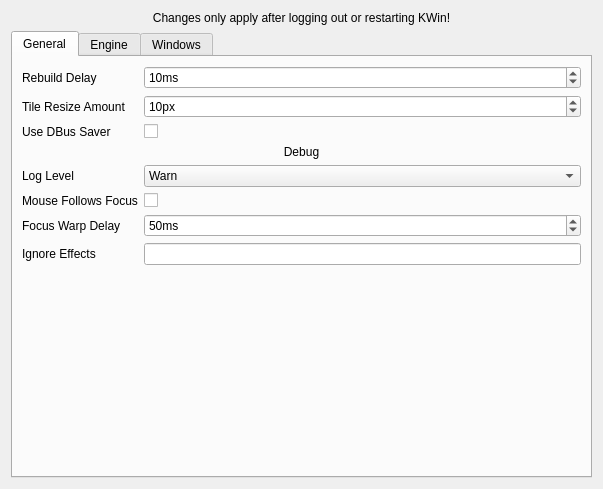
Qt form folonium/res/config.ui (Sreinumder/folonium) before a commit.
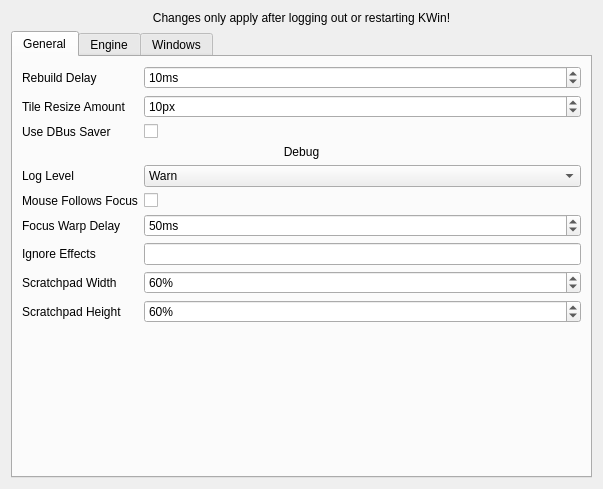
The same form after that commit.

Commit message: Add a stacklet-style scratchpad with overview integration

```diff
--- a/folonium/res/config.ui
+++ b/folonium/res/config.ui
@@ -26,7 +26,7 @@
          <string>General</string>
         </attribute>
         <layout class="QGridLayout" name="gridLayout_10">
-         <item row="9" column="2" colspan="2">
+         <item row="10" column="2" colspan="2">
           <spacer name="generalSpacer">
            <property name="orientation">
             <enum>Qt::Orientation::Vertical</enum>
@@ -166,6 +166,52 @@
            </property>
           </widget>
          </item>
+         <item row="8" column="2">
+          <widget class="QLabel" name="scratchpadWidthLabel">
+           <property name="text">
+            <string>Scratchpad Width</string>
+           </property>
+          </widget>
+         </item>
+         <item row="8" column="3">
+          <widget class="QSpinBox" name="kcfg_ScratchpadWidth">
+           <property name="suffix">
+            <string>%</string>
+           </property>
+           <property name="minimum">
+            <number>20</number>
+           </property>
+           <property name="maximum">
+            <number>100</number>
+           </property>
+           <property name="value">
+            <number>60</number>
+           </property>
+          </widget>
+         </item>
+         <item row="9" column="2">
+          <widget class="QLabel" name="scratchpadHeightLabel">
+           <property name="text">
+            <string>Scratchpad Height</string>
+           </property>
+          </widget>
+         </item>
+         <item row="9" column="3">
+          <widget class="QSpinBox" name="kcfg_ScratchpadHeight">
+           <property name="suffix">
+            <string>%</string>
+           </property>
+           <property name="minimum">
+            <number>20</number>
+           </property>
+           <property name="maximum">
+            <number>100</number>
+           </property>
+           <property name="value">
+            <number>60</number>
+           </property>
+          </widget>
+         </item>
          <item row="4" column="2">
           <widget class="QLabel" name="logLevelLabel">
            <property name="text">
```
The commit also changes 6 other files.
